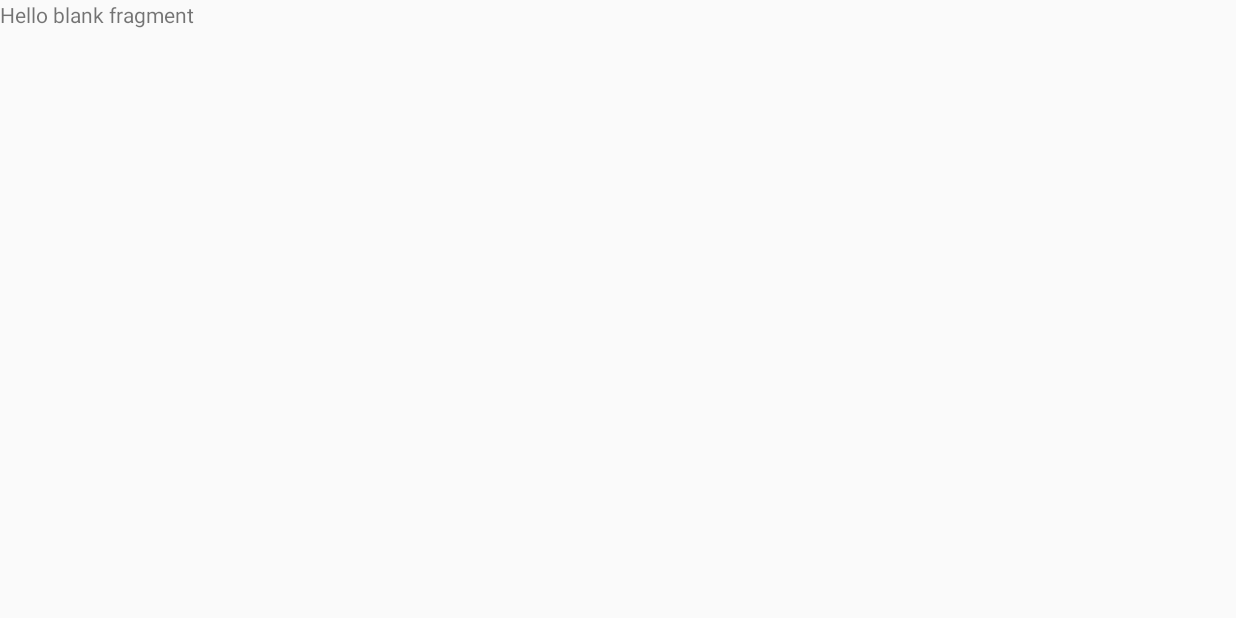
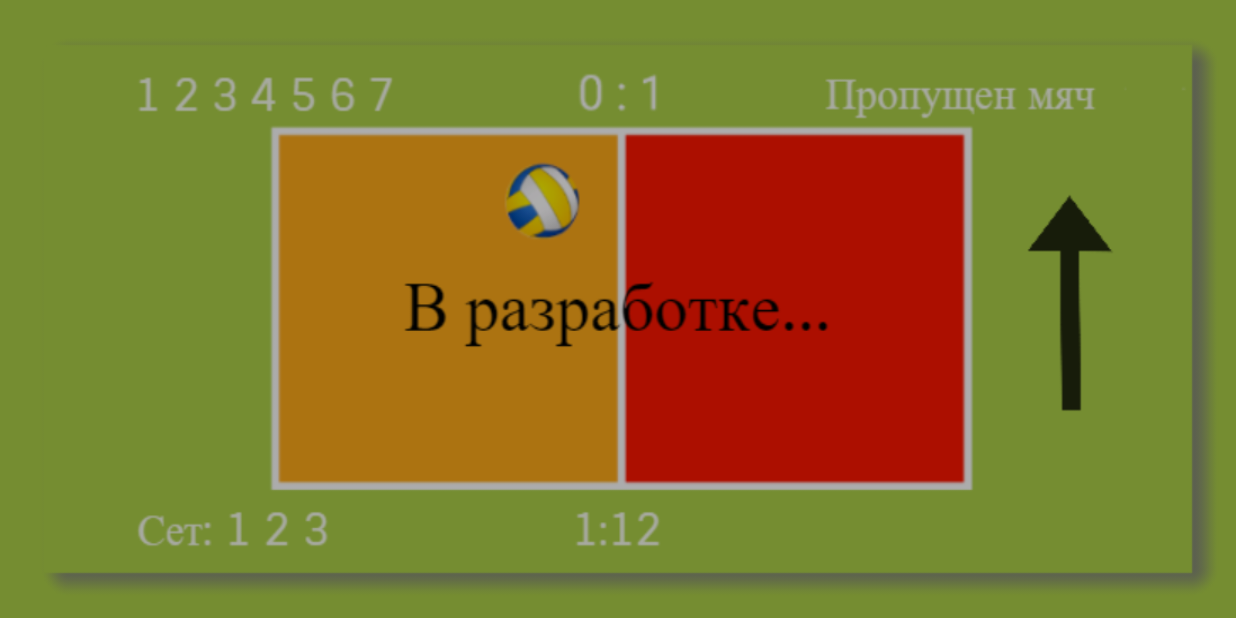
Before and after one commit to denn02/volleyball-1, an Android app: the RoundFragment screen opened through its navigation route, on a phone screen of 824 x 412 dp (held sideways). Before the commit the screen is almost empty. Run offline under Robolectric (Android 15) with nearby library versions, the phone set to English and light mode, and no system bars.

Commit message:
added background image

```diff
--- a/app/src/main/res/layout/fragment_round.xml
+++ b/app/src/main/res/layout/fragment_round.xml
@@ -3,12 +3,5 @@
     xmlns:tools="http://schemas.android.com/tools"
     android:layout_width="match_parent"
     android:layout_height="match_parent"
-    tools:context=".RoundFragment">
-
-    <!-- TODO: Update blank fragment layout -->
-    <TextView
-        android:layout_width="match_parent"
-        android:layout_height="match_parent"
-        android:text="@string/hello_blank_fragment" />
-
-</FrameLayout>
+    android:background="@drawable/in_developering"
+    tools:context=".RoundFragment" />
```
Also changed, not shown: app/src/main/res/drawable/in_developering.png (added).
